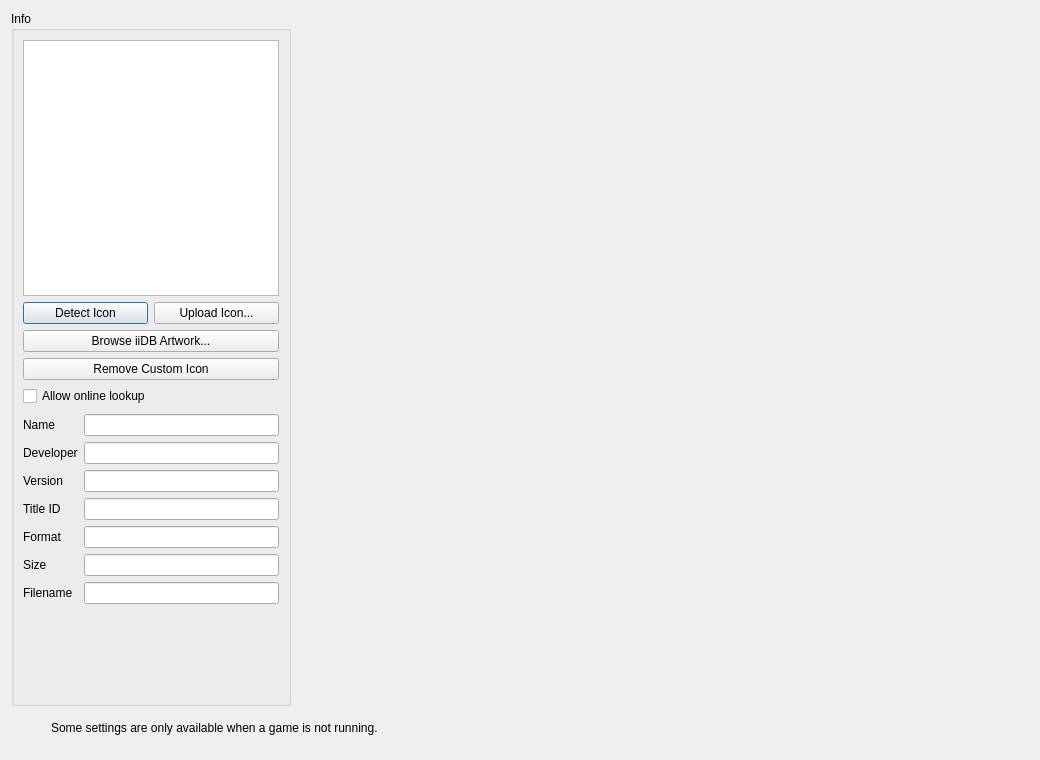
This is src/lichii/configuration/configure_per_game.ui in AC-Storm-YT/Lichii as Qt 5 draws it before an edit. The edited form follows.
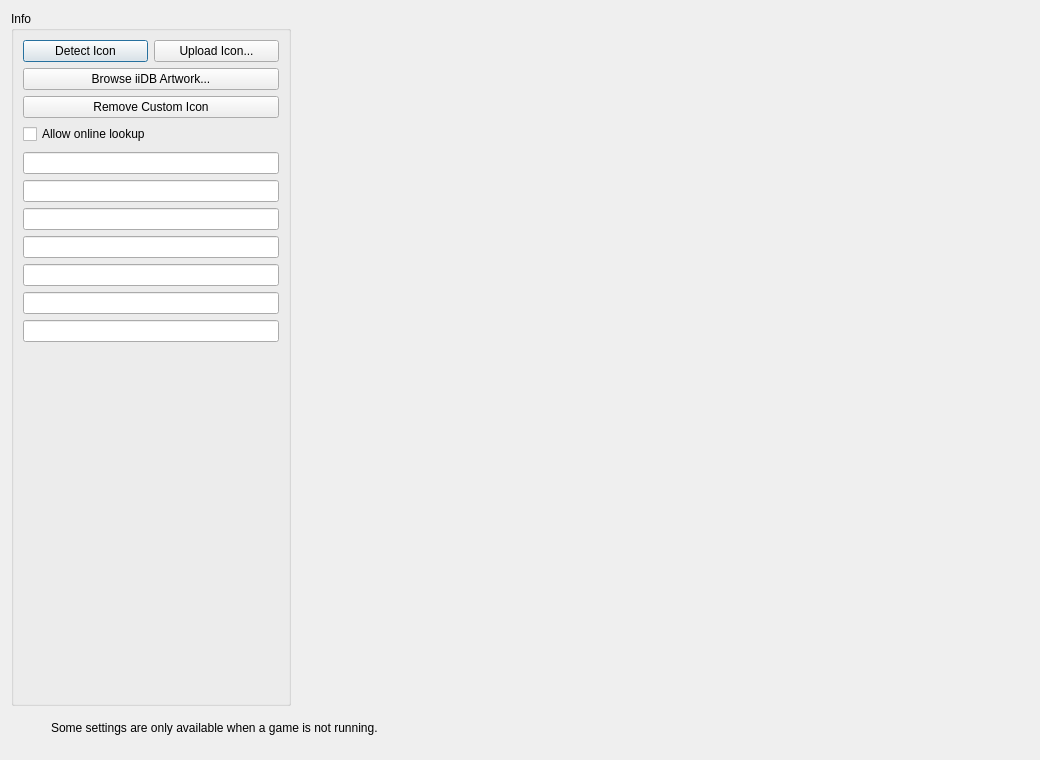
This is the edited form.

Commit message:
Game Settings: advanced-only categories, Artwork and Info pages, board wording
Audio, System, Artwork, Info, CPU, Network and Applets become their own
categories, listed while Advanced is on. Artwork and Info are built as the
game-artwork and game-info boards draw them; detection and save problems
show inline instead of in message boxes. Graphics advanced and System get
the board's sections. Everyday rows say what global is.

What changed in the file:
```diff
--- a/src/lichii/configuration/configure_per_game.ui
+++ b/src/lichii/configuration/configure_per_game.ui
@@ -26,37 +26,6 @@
         <string>Info</string>
        </property>
        <layout class="QVBoxLayout" name="verticalLayout">
-        <item alignment="Qt::AlignHCenter">
-         <widget class="QGraphicsView" name="icon_view">
-          <property name="sizePolicy">
-           <sizepolicy hsizetype="Maximum" vsizetype="Maximum">
-            <horstretch>0</horstretch>
-            <verstretch>0</verstretch>
-           </sizepolicy>
-          </property>
-          <property name="minimumSize">
-           <size>
-            <width>256</width>
-            <height>256</height>
-           </size>
-          </property>
-          <property name="maximumSize">
-           <size>
-            <width>256</width>
-            <height>256</height>
-           </size>
-          </property>
-          <property name="verticalScrollBarPolicy">
-           <enum>Qt::ScrollBarAlwaysOff</enum>
-          </property>
-          <property name="horizontalScrollBarPolicy">
-           <enum>Qt::ScrollBarAlwaysOff</enum>
-          </property>
-          <property name="interactive">
-           <bool>false</bool>
-          </property>
-         </widget>
-        </item>
         <item alignment="Qt::AlignHCenter">
          <widget class="QWidget" name="nup_icon_widget" native="true">
           <property name="minimumSize">
@@ -177,20 +146,6 @@
             </property>
            </widget>
           </item>
-          <item row="1" column="0">
-           <widget class="QLabel" name="label">
-            <property name="text">
-             <string>Name</string>
-            </property>
-           </widget>
-          </item>
-          <item row="4" column="0">
-           <widget class="QLabel" name="label_4">
-            <property name="text">
-             <string>Title ID</string>
-            </property>
-           </widget>
-          </item>
           <item row="4" column="1">
            <widget class="QLineEdit" name="display_title_id">
             <property name="enabled">
@@ -221,13 +176,6 @@
             </property>
            </widget>
           </item>
-          <item row="7" column="0">
-           <widget class="QLabel" name="label_7">
-            <property name="text">
-             <string>Filename</string>
-            </property>
-           </widget>
-          </item>
           <item row="1" column="1">
            <widget class="QLineEdit" name="display_name">
             <property name="enabled">
@@ -248,34 +196,6 @@
             </property>
            </widget>
           </item>
-          <item row="5" column="0">
-           <widget class="QLabel" name="label_5">
-            <property name="text">
-             <string>Format</string>
-            </property>
-           </widget>
-          </item>
-          <item row="3" column="0">
-           <widget class="QLabel" name="label_3">
-            <property name="text">
-             <string>Version</string>
-            </property>
-           </widget>
-          </item>
-          <item row="6" column="0">
-           <widget class="QLabel" name="label_6">
-            <property name="text">
-             <string>Size</string>
-            </property>
-           </widget>
-          </item>
-          <item row="2" column="0">
-           <widget class="QLabel" name="label_2">
-            <property name="text">
-             <string>Developer</string>
-            </property>
-           </widget>
-          </item>
          </layout>
         </item>
         <item>
```
The commit also changes 2 other files.
